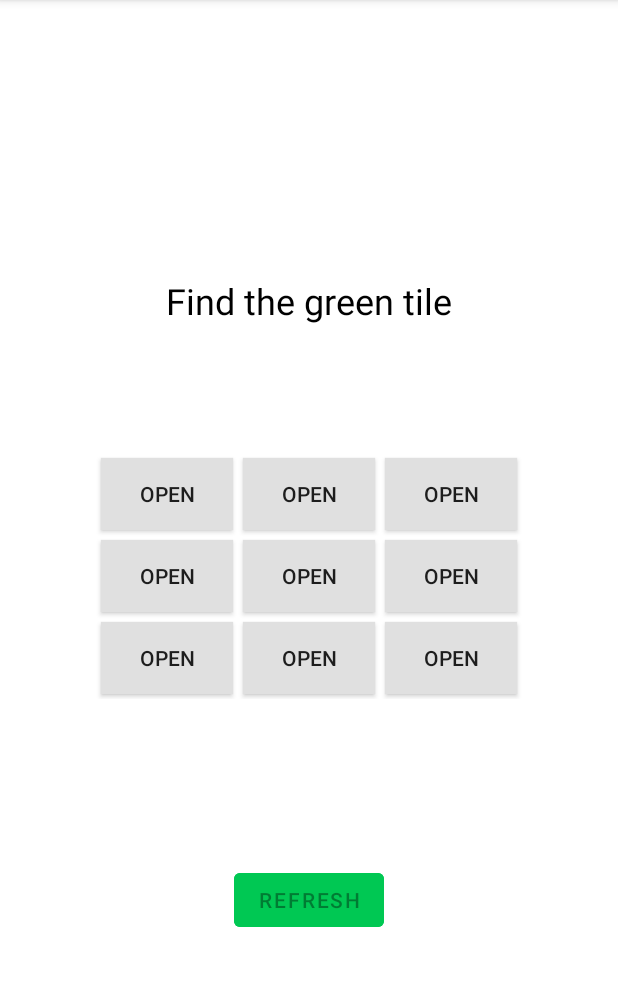
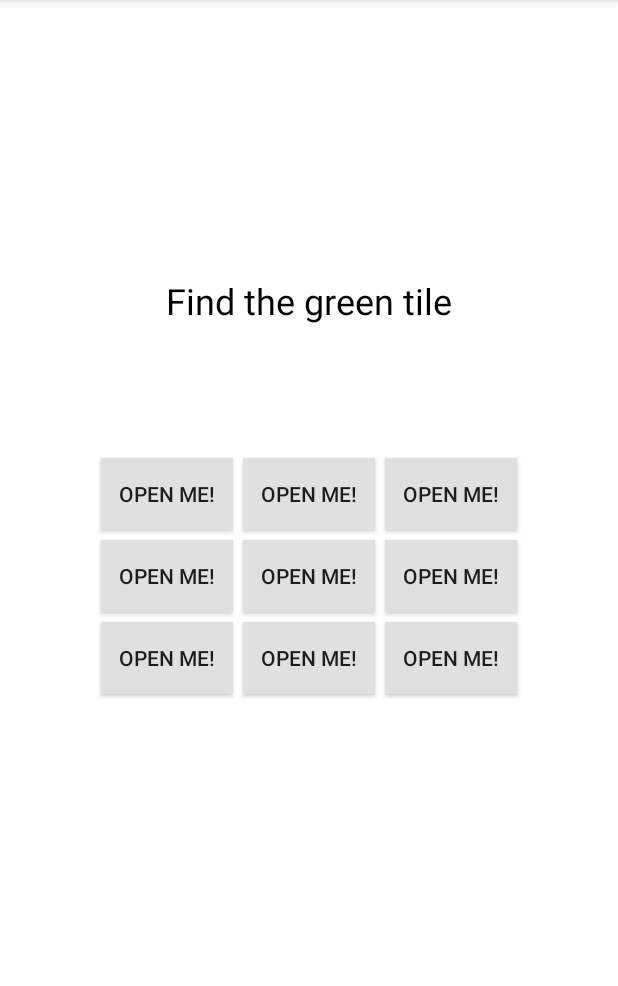
Before and after one commit to aternetas/sapper, an Android app: the screen it shows after launch (MainActivity before the commit, GameActivity after it), on a phone screen of 412 x 824 dp, the part 84-1070 px from its top. Run offline under Robolectric (Android 15) with nearby library versions, the phone set to English and light mode, and no system bars.

Commit message:
Add createGameboard() & GameVM

```diff
--- a/app/src/main/AndroidManifest.xml
+++ b/app/src/main/AndroidManifest.xml
@@ -13,7 +13,7 @@
         android:theme="@style/Theme.Sapper"
         tools:targetApi="31">
         <activity
-            android:name=".MainActivity"
+            android:name=".gameactivity.GameActivity"
             android:exported="true">
             <intent-filter>
                 <action android:name="android.intent.action.MAIN" />
--- a/app/src/main/java/com/example/sapper/MainActivity.kt
+++ /dev/null
@@ -1,68 +0,0 @@
-package com.example.sapper
-
-import android.graphics.Color
-import android.os.Bundle
-import android.widget.Button
-import androidx.appcompat.app.AppCompatActivity
-import androidx.core.content.ContextCompat
-import androidx.core.view.setMargins
-import androidx.gridlayout.widget.GridLayout
-import com.example.sapper.models.ButtonType
-
-class MainActivity : AppCompatActivity() {
-    //вынести цвет
-    //refresh не отображать
-    //"open" из ресурсов
-    private lateinit var grid: GridLayout
-    private var buttonsType: MutableList<ButtonType> = mutableListOf(
-        ButtonType.NEXT,
-        ButtonType.NEXT,
-        ButtonType.NEXT,
-        ButtonType.NEXT,
-        ButtonType.NEXT,
-        ButtonType.WIN,
-        ButtonType.DEFEAT,
-        ButtonType.DEFEAT,
-        ButtonType.DEFEAT
-    )
-    val color1
-        get() = ContextCompat.getColor(this, R.color.button_unopened_background)
-
-    override fun onCreate(savedInstanceState: Bundle?) {
-        super.onCreate(savedInstanceState)
-        setContentView(R.layout.activity_main)
-        grid = findViewById(R.id.gridlayout_grid)
-
-        createGameboard()
-        }
-
-    fun createGameboard(){
-        grid.rowCount = 3
-        grid.columnCount = 3
-        buttonsType.shuffle()
-        buttonsType.forEach {
-            val pile = Button(this)
-            pile.text = "Open"
-            pile.setBackgroundColor(color1)
-                val param = GridLayout.LayoutParams(
-                    GridLayout.spec(GridLayout.UNDEFINED, GridLayout.FILL),
-                    GridLayout.spec(GridLayout.UNDEFINED, GridLayout.FILL)
-                )
-            param.setMargins(5)
-            pile.layoutParams = param
-
-            when (it){
-                ButtonType.NEXT ->
-                    pile.setOnClickListener {
-                        it.setBackgroundColor(Color.parseColor("#FFFFFF")) }
-                ButtonType.WIN ->
-                    pile.setOnClickListener {
-                        it.setBackgroundColor(Color.parseColor("#FF03DAC5")) }
-                ButtonType.DEFEAT ->
-                    pile.setOnClickListener {
-                        it.setBackgroundColor(Color.parseColor("#FF018786")) }
-                }
-            grid.addView(pile)
-        }
-    }
-}
--- /dev/null
+++ b/app/src/main/java/com/example/sapper/gameactivity/GameActivity.kt
@@ -0,0 +1,92 @@
+package com.example.sapper.gameactivity
+
+import android.os.Bundle
+import android.view.View
+import android.widget.Button
+import android.widget.TextView
+import androidx.appcompat.app.AppCompatActivity
+import androidx.core.content.ContextCompat
+import androidx.core.view.isVisible
+import androidx.core.view.setMargins
+import androidx.gridlayout.widget.GridLayout
+import com.example.sapper.R
+import com.example.sapper.models.GameCase
+
+class GameActivity : AppCompatActivity() {
+    private lateinit var grid: GridLayout
+    private lateinit var title: TextView
+    private lateinit var refreshBtn: Button
+    private lateinit var nextRoundBtn: Button
+    private var vm: GameVM = GameVM()
+    private val tileUnopenedColor
+        get() = ContextCompat.getColor(this, R.color.button_unopened_background)
+    private val tileNextColor
+        get() = ContextCompat.getColor(this, R.color.button_blue_background)
+    private val tileWinColor
+        get() = ContextCompat.getColor(this, R.color.button_green_background)
+    private val tileDefeatColor
+        get() = ContextCompat.getColor(this, R.color.button_red_background)
+
+
+    override fun onCreate(savedInstanceState: Bundle?) {
+        super.onCreate(savedInstanceState)
+        setContentView(R.layout.game_activity)
+        grid = findViewById(R.id.gridlayout_grid)
+        title = findViewById(R.id.textview_title)
+        refreshBtn = findViewById(R.id.button_refresh)
+        nextRoundBtn = findViewById(R.id.button_next_round)
+
+        createGameboard()
+    }
+
+    fun createGameboard(){
+        grid.rowCount = 3
+        grid.columnCount = 3
+        vm.shuffleCases()
+        for (i in 0 until vm.getCountGameCases()){
+            var pile = Button(this)
+            pile.text = getString(R.string.button_text)
+            pile.setBackgroundColor(tileUnopenedColor)
+            val param = GridLayout.LayoutParams(
+                GridLayout.spec(GridLayout.UNDEFINED, GridLayout.FILL),
+                GridLayout.spec(GridLayout.UNDEFINED, GridLayout.FILL)
+            )
+            param.setMargins(5)
+            pile.layoutParams = param
+            pile.setOnClickListener {
+                when(vm.sendCaseName(i)){
+                    GameCase.NEXT -> {
+                        it.setBackgroundColor(tileNextColor)
+                        title.text = getString(R.string.textview_next_title)
+                    }
+                    GameCase.WIN -> {
+                        it.setBackgroundColor(tileWinColor)
+                        title.text = getString(R.string.textview_win_title)
+                        nextRoundBtn.isVisible = true
+                    }
+                    GameCase.DEFEAT -> {
+                        it.setBackgroundColor(tileDefeatColor)
+                        title.text = getString(R.string.textview_defeat_title)
+                        refreshBtn.isVisible = true
+                    }
+                }
+            }
+            grid.addView(pile)
+        }
+    }
+
+    fun refreshGameboard(){
+        grid.removeAllViews()
+        createGameboard()
+    }
+
+    fun refreshButtonClick(view: View){
+        refreshBtn.isVisible = false
+        refreshGameboard()
+    }
+
+    fun nextButtonClick(view: View){
+        nextRoundBtn.isVisible = false
+        refreshGameboard()
+    }
+}
--- /dev/null
+++ b/app/src/main/java/com/example/sapper/gameactivity/GameVM.kt
@@ -0,0 +1,29 @@
+package com.example.sapper.gameactivity
+
+import com.example.sapper.models.GameCase
+
+class GameVM {
+    private var gameCases: MutableList<GameCase> = mutableListOf(
+        GameCase.NEXT,
+        GameCase.NEXT,
+        GameCase.NEXT,
+        GameCase.NEXT,
+        GameCase.NEXT,
+        GameCase.WIN,
+        GameCase.DEFEAT,
+        GameCase.DEFEAT,
+        GameCase.DEFEAT
+    )
+
+    fun getCountGameCases() : Int {
+        return gameCases.count()
+    }
+
+    fun sendCaseName(index: Int) : GameCase {
+        return gameCases[index]
+    }
+
+    fun shuffleCases(){
+        gameCases.shuffle()
+    }
+}
--- a/app/src/main/java/com/example/sapper/models/ButtonType.kt
+++ b/app/src/main/java/com/example/sapper/models/GameCase.kt
@@ -1,5 +1,5 @@
 package com.example.sapper.models
 
-enum class ButtonType {
+enum class GameCase {
     NEXT, WIN, DEFEAT
 }
--- a/app/src/main/res/layout/activity_main.xml
+++ b/app/src/main/res/layout/game_activity.xml
@@ -4,13 +4,13 @@
     xmlns:tools="http://schemas.android.com/tools"
     android:layout_width="match_parent"
     android:layout_height="match_parent"
-    tools:context=".MainActivity">
+    tools:context=".gameactivity.GameActivity">
 
     <TextView
         android:id="@+id/textview_title"
         android:layout_width="wrap_content"
         android:layout_height="wrap_content"
-        android:text="@string/textview_title"
+        android:text="@string/textview_start_title"
         android:textSize="24sp"
         android:textColor="@color/black"
         app:layout_constraintEnd_toEndOf="parent"
@@ -24,14 +24,29 @@
         android:id="@+id/button_refresh"
         android:layout_width="wrap_content"
         android:layout_height="wrap_content"
+        android:backgroundTint="@color/button_green_background"
         android:text="@string/button_refresh"
-        android:enabled="false"
+        android:visibility="gone"
+        app:layout_constraintBottom_toBottomOf="parent"
+        app:layout_constraintEnd_toEndOf="parent"
+        app:layout_constraintStart_toStartOf="parent"
+        app:layout_constraintTop_toTopOf="parent"
+        app:layout_constraintVertical_bias="0.8"
+        android:onClick="refreshButtonClick"/>
+
+    <Button
+        android:id="@+id/button_next_round"
+        android:layout_width="wrap_content"
+        android:layout_height="wrap_content"
         android:backgroundTint="@color/button_green_background"
+        android:text="@string/button_next"
+        android:visibility="gone"
+        app:layout_constraintBottom_toBottomOf="parent"
+        app:layout_constraintEnd_toEndOf="parent"
         app:layout_constraintStart_toStartOf="parent"
-        app:layout_constraintEnd_toEndOf="parent"
         app:layout_constraintTop_toTopOf="parent"
-        app:layout_constraintBottom_toBottomOf="parent"
-        app:layout_constraintVertical_bias="0.8"/>
+        app:layout_constraintVertical_bias="0.8"
+        android:onClick="nextButtonClick"/>
 
     <androidx.gridlayout.widget.GridLayout
         android:id="@+id/gridlayout_grid"
--- a/app/src/main/res/values/strings.xml
+++ b/app/src/main/res/values/strings.xml
@@ -1,6 +1,10 @@
 <resources>
     <string name="app_name">Sapper</string>
-    <string name="button_text">Open</string>
+    <string name="button_text">Open me!</string>
     <string name="button_refresh">Refresh</string>
-    <string name="textview_title">Find the green tile</string>
+    <string name="button_next">Next round</string>
+    <string name="textview_start_title">Find the green tile</string>
+    <string name="textview_next_title">Go on</string>
+    <string name="textview_win_title">U won</string>
+    <string name="textview_defeat_title">U lost</string>
 </resources>
```
